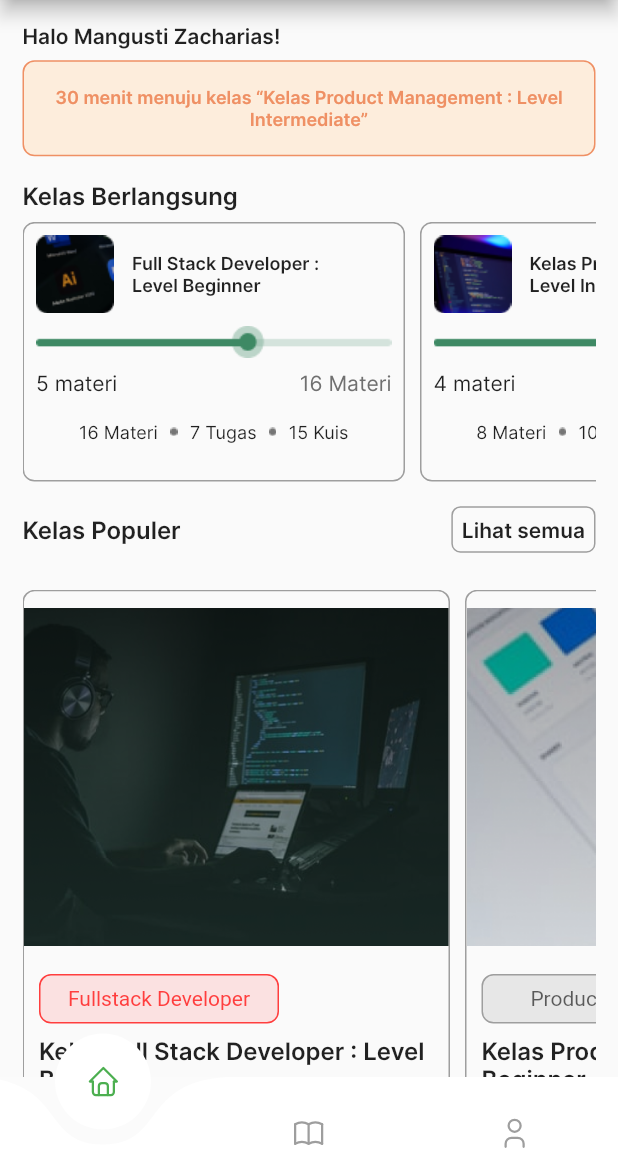
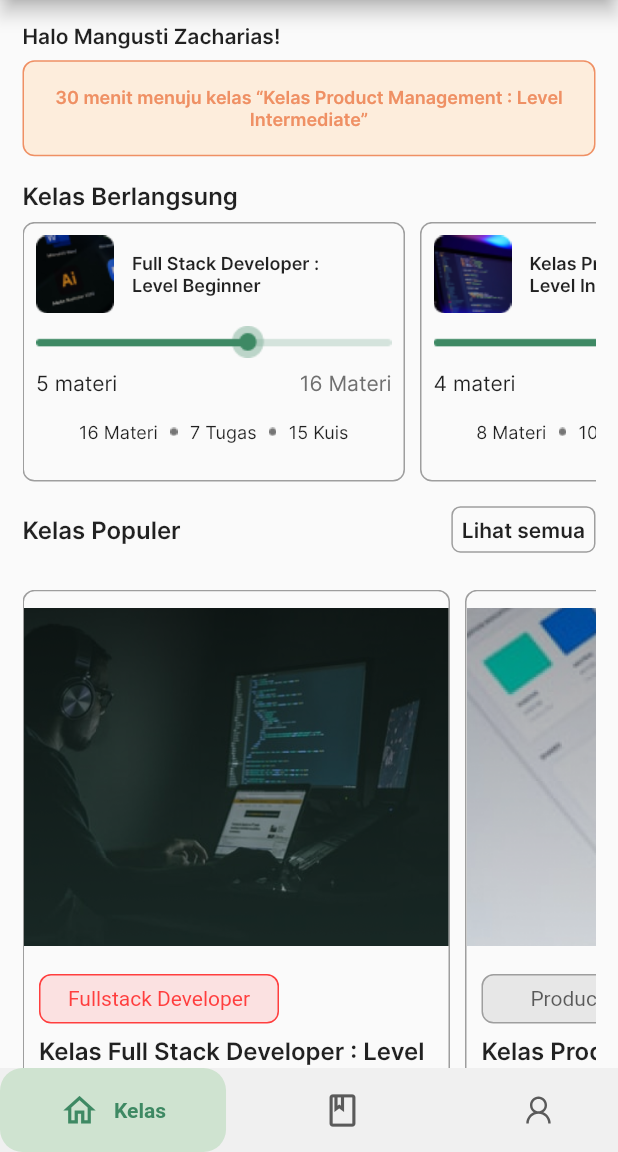
Before and after one commit to IGustiFajar/3G-PAPB, a Flutter app: the BerandaPage screen opened by its route, on a phone screen of 412 x 824 dp, the part 84-1236 px from its top. Run offline on Flutter 3.47's test engine with Material 2 defaults, Android fonts, the phone set to English and light mode, and no system bars; drawn by our look-alikes of curved_navigation_bar, google_nav_bar; our stand-ins replace flutter_screenutil, flutter_svg, get, line_icons, persistent_bottom_nav_bar, rflutter_alert and 1 more.

Commit message:
Update bottomNavigationBar

```diff
--- a/edutech/lib/pages/BerandaPage.dart
+++ b/edutech/lib/pages/BerandaPage.dart
@@ -1,9 +1,15 @@
 import 'package:edutech/pages/profilePage.dart';
+import 'package:edutech/pages/BerandaPage.dart';
+import 'package:google_nav_bar/google_nav_bar.dart';
 import 'package:flutter/material.dart';
 import 'package:flutter_svg/flutter_svg.dart';
 import 'package:curved_navigation_bar/curved_navigation_bar.dart';
 import 'package:edutech/pages/kelasPage.dart';
 import 'package:get/get.dart';
+import 'package:http/http.dart';
+import 'package:line_icons/line_icons.dart';
+import 'package:line_icons/line_icon.dart';
+import 'package:persistent_bottom_nav_bar/persistent_tab_view.dart';
 
 class BerandaPage extends StatelessWidget {
   const BerandaPage({super.key});
@@ -161,8 +167,8 @@ class BerandaPage extends StatelessWidget {
                     children: <Widget>[
                       Text(
                         'Halo Mangusti Zacharias!',
-                      style:
-                          TextStyle(fontSize: 14, fontFamily: "InterSemiBold"),
+                        style: TextStyle(
+                            fontSize: 14, fontFamily: "InterSemiBold"),
                       ),
                       SizedBox(
                         height: bodyHeight * 0.01,
@@ -196,8 +202,8 @@ class BerandaPage extends StatelessWidget {
                       ),
                       Text(
                         'Kelas Berlangsung',
-                      style:
-                          TextStyle(fontSize: 16, fontFamily: 'InterSemiBold'),
+                        style: TextStyle(
+                            fontSize: 16, fontFamily: 'InterSemiBold'),
                       ),
                       SizedBox(
                         height: bodyHeight * 0.02,
@@ -242,13 +248,14 @@ class BerandaPage extends StatelessWidget {
                             child: Container(
                               padding: EdgeInsets.all(6),
                               decoration: BoxDecoration(
-                              border: Border.all(color: Colors.grey, width: 1),
+                                border:
+                                    Border.all(color: Colors.grey, width: 1),
                                 borderRadius: BorderRadius.circular(4),
                               ),
                               child: Text(
                                 'Lihat semua',
-                              style:
-                                  TextStyle(fontSize: 14, fontFamily: 'Inter'),
+                                style: TextStyle(
+                                    fontSize: 14, fontFamily: 'Inter'),
                               ),
                             ),
                           ),
@@ -265,8 +272,8 @@ class BerandaPage extends StatelessWidget {
                           itemBuilder: ((context, index) {
                             return ListTile(
                               leading: CircleAvatar(),
-                            title:
-                                Text('Ini adalah Banner Kelas Populer ApSkil'),
+                              title: Text(
+                                  'Ini adalah Banner Kelas Populer ApSkil'),
                             );
                           }),
                         ),
@@ -295,8 +302,8 @@ class BerandaPage extends StatelessWidget {
                     children: <Widget>[
                       Text(
                         'Halo Mangusti Zacharias!',
-                      style:
-                          TextStyle(fontSize: 14, fontFamily: "InterSemiBold"),
+                        style: TextStyle(
+                            fontSize: 14, fontFamily: "InterSemiBold"),
                       ),
                       SizedBox(
                         height: bodyHeight * 0.01,
@@ -330,8 +337,8 @@ class BerandaPage extends StatelessWidget {
                       ),
                       Text(
                         'Kelas Berlangsung',
-                      style:
-                          TextStyle(fontSize: 16, fontFamily: 'InterSemiBold'),
+                        style: TextStyle(
+                            fontSize: 16, fontFamily: 'InterSemiBold'),
                       ),
                       SizedBox(
                         height: bodyHeight * 0.01,
@@ -358,7 +365,8 @@ class BerandaPage extends StatelessWidget {
                                           width: 400,
                                           child: Row(
                                             children: [
-                                            Image.asset('images/kelasBer2.png'),
+                                              Image.asset(
+                                                  'images/kelasBer2.png'),
                                               SizedBox(width: 12),
                                               Column(
                                                 crossAxisAlignment:
@@ -449,7 +457,8 @@ class BerandaPage extends StatelessWidget {
                                           width: 400,
                                           child: Row(
                                             children: [
-                                            Image.asset('images/kelasBer.png'),
+                                              Image.asset(
+                                                  'images/kelasBer.png'),
                                               SizedBox(width: 12),
                                               Column(
                                                 crossAxisAlignment:
@@ -540,7 +549,8 @@ class BerandaPage extends StatelessWidget {
                                           width: 400,
                                           child: Row(
                                             children: [
-                                            Image.asset('images/kelasBer3.png'),
+                                              Image.asset(
+                                                  'images/kelasBer3.png'),
                                               SizedBox(width: 12),
                                               Column(
                                                 crossAxisAlignment:
@@ -634,7 +644,8 @@ class BerandaPage extends StatelessWidget {
                             child: Container(
                               padding: EdgeInsets.all(6),
                               decoration: BoxDecoration(
-                              border: Border.all(color: Colors.grey, width: 1),
+                                border:
+                                    Border.all(color: Colors.grey, width: 1),
                                 borderRadius: BorderRadius.circular(6),
                               ),
                               child: Text(
@@ -674,8 +685,8 @@ class BerandaPage extends StatelessWidget {
                                             child: Image.asset(
                                                 'images/imagePop.png'))),
                                     Padding(
-                                    padding:
-                                        const EdgeInsets.only(left: 10, top: 8),
+                                      padding: const EdgeInsets.only(
+                                          left: 10, top: 8),
                                       child: Container(
                                         alignment: Alignment.center,
                                         height: bodyHeight * 0.04,
@@ -686,8 +697,8 @@ class BerandaPage extends StatelessWidget {
                                             border: Border.all(
                                                 color: Color.fromARGB(
                                                     255, 255, 62, 62)),
-                                          color:
-                                              Color.fromARGB(34, 255, 62, 62)),
+                                            color: Color.fromARGB(
+                                                34, 255, 62, 62)),
                                         child: Text(
                                           'Fullstack Developer',
                                           style: TextStyle(
@@ -697,8 +708,8 @@ class BerandaPage extends StatelessWidget {
                                       ),
                                     ),
                                     Padding(
-                                    padding:
-                                        const EdgeInsets.only(left: 10, top: 8),
+                                      padding: const EdgeInsets.only(
+                                          left: 10, top: 8),
                                       child: Text(
                                         'Kelas Full Stack Developer : Level Beginner',
                                         style: TextStyle(
@@ -707,8 +718,8 @@ class BerandaPage extends StatelessWidget {
                                       ),
                                     ),
                                     Padding(
-                                    padding:
-                                        const EdgeInsets.only(left: 10, top: 8),
+                                      padding: const EdgeInsets.only(
+                                          left: 10, top: 8),
                                       child: IntrinsicHeight(
                                         child: Row(
                                           children: [
@@ -739,8 +750,8 @@ class BerandaPage extends StatelessWidget {
                                       child: Text(
                                         'Rp. 0',
                                         style: TextStyle(
-                                          color:
-                                              Color.fromARGB(255, 255, 62, 62),
+                                            color: Color.fromARGB(
+                                                255, 255, 62, 62),
                                             fontFamily: "InterSemiBold",
                                             fontSize: 16),
                                       ),
@@ -770,8 +781,8 @@ class BerandaPage extends StatelessWidget {
                                               'images/imagePop2.png',
                                             ))),
                                     Padding(
-                                    padding:
-                                        const EdgeInsets.only(left: 10, top: 8),
+                                      padding: const EdgeInsets.only(
+                                          left: 10, top: 8),
                                       child: Container(
                                         alignment: Alignment.center,
                                         height: bodyHeight * 0.04,
@@ -791,8 +802,8 @@ class BerandaPage extends StatelessWidget {
                                       ),
                                     ),
                                     Padding(
-                                    padding:
-                                        const EdgeInsets.only(left: 10, top: 8),
+                                      padding: const EdgeInsets.only(
+                                          left: 10, top: 8),
                                       child: Text(
                                         'Kelas Product Management : Level Beginner',
                                         style: TextStyle(
@@ -801,8 +812,8 @@ class BerandaPage extends StatelessWidget {
                                       ),
                                     ),
                                     Padding(
-                                    padding:
-                                        const EdgeInsets.only(left: 10, top: 8),
+                                      padding: const EdgeInsets.only(
+                                          left: 10, top: 8),
                                       child: IntrinsicHeight(
                                         child: Row(
                                           children: [
@@ -833,8 +844,8 @@ class BerandaPage extends StatelessWidget {
                                       child: Text(
                                         'Rp. 0',
                                         style: TextStyle(
-                                          color:
-                                              Color.fromARGB(255, 255, 62, 62),
+                                            color: Color.fromARGB(
+                                                255, 255, 62, 62),
                                             fontFamily: "InterSemiBold",
                                             fontSize: 16),
                                       ),
@@ -865,8 +876,8 @@ class BerandaPage extends StatelessWidget {
                                               'images/imagePop3.png',
                                             ))),
                                     Padding(
-                                    padding:
-                                        const EdgeInsets.only(left: 10, top: 8),
+                                      padding: const EdgeInsets.only(
+                                          left: 10, top: 8),
                                       child: Container(
                                         alignment: Alignment.center,
                                         height: bodyHeight * 0.04,
@@ -877,8 +888,8 @@ class BerandaPage extends StatelessWidget {
                                             border: Border.all(
                                                 color: Color.fromARGB(
                                                     255, 62, 137, 99)),
-                                          color:
-                                              Color.fromARGB(36, 62, 137, 99)),
+                                            color: Color.fromARGB(
+                                                36, 62, 137, 99)),
                                         child: Text(
                                           'UI/UX Designer',
                                           style: TextStyle(
@@ -888,8 +899,8 @@ class BerandaPage extends StatelessWidget {
                                       ),
                                     ),
                                     Padding(
-                                    padding:
-                                        const EdgeInsets.only(left: 10, top: 8),
+                                      padding: const EdgeInsets.only(
+                                          left: 10, top: 8),
                                       child: Text(
                                         'Kelas Product Management : Level Beginner',
                                         style: TextStyle(
@@ -898,8 +909,8 @@ class BerandaPage extends StatelessWidget {
                                       ),
                                     ),
                                     Padding(
-                                    padding:
-                                        const EdgeInsets.only(left: 10, top: 8),
+                                      padding: const EdgeInsets.only(
+                                          left: 10, top: 8),
                                       child: IntrinsicHeight(
                                         child: Row(
                                           children: [
@@ -930,8 +941,8 @@ class BerandaPage extends StatelessWidget {
                                       child: Text(
                                         'Rp. 0',
                                         style: TextStyle(
-                                          color:
-                                              Color.fromARGB(255, 255, 62, 62),
+                                            color: Color.fromARGB(
+                                                255, 255, 62, 62),
                                             fontFamily: "InterSemiBold",
                                             fontSize: 16),
                                       ),
@@ -965,8 +976,8 @@ class BerandaPage extends StatelessWidget {
                       SizedBox(height: bodyHeight * 0.02),
                       Text(
                         'Cari lebih banyak kelas',
-                      style:
-                          TextStyle(fontSize: 16, fontFamily: 'InterSemiBold'),
+                        style: TextStyle(
+                            fontSize: 16, fontFamily: 'InterSemiBold'),
                       ),
                       SizedBox(height: bodyHeight * 0.03),
                       Row(
@@ -999,8 +1010,8 @@ class BerandaPage extends StatelessWidget {
                                 color: Color.fromARGB(19, 0, 0, 0)),
                             child: Text(
                               'Product Management',
-                            style:
-                                TextStyle(color: Color.fromARGB(157, 0, 0, 0)),
+                              style: TextStyle(
+                                  color: Color.fromARGB(157, 0, 0, 0)),
                             ),
                           ),
                         ],
@@ -1026,7 +1037,8 @@ class BerandaPage extends StatelessWidget {
                                 Container(
                                   child: Column(
                                     mainAxisAlignment: MainAxisAlignment.start,
-                                  crossAxisAlignment: CrossAxisAlignment.start,
+                                    crossAxisAlignment:
+                                        CrossAxisAlignment.start,
                                     children: <Widget>[
                                       SizedBox(
                                         height: bodyHeight * 0.01,
@@ -1041,8 +1053,8 @@ class BerandaPage extends StatelessWidget {
                                             border: Border.all(
                                                 color: Color.fromARGB(
                                                     255, 62, 137, 99)),
-                                          color:
-                                              Color.fromARGB(41, 32, 235, 25)),
+                                            color: Color.fromARGB(
+                                                41, 32, 235, 25)),
                                         child: Text(
                                           'UI/UX',
                                           style: TextStyle(
@@ -1084,8 +1096,8 @@ class BerandaPage extends StatelessWidget {
                                               style: TextStyle(
                                                   fontSize: 12,
                                                   color: Colors.black54,
-                                                decoration:
-                                                    TextDecoration.lineThrough),
+                                                  decoration: TextDecoration
+                                                      .lineThrough),
                                             ),
                                           )
                                         ],
@@ -1112,7 +1124,8 @@ class BerandaPage extends StatelessWidget {
                                                 ),
                                                 Text(
                                                   '4.5',
-                                                style: TextStyle(fontSize: 14),
+                                                  style:
+                                                      TextStyle(fontSize: 14),
                                                 ),
                                               ],
                                             ),
@@ -1177,7 +1190,8 @@ class BerandaPage extends StatelessWidget {
                                 Container(
                                   child: Column(
                                     mainAxisAlignment: MainAxisAlignment.start,
-                                  crossAxisAlignment: CrossAxisAlignment.start,
+                                    crossAxisAlignment:
+                                        CrossAxisAlignment.start,
                                     children: <Widget>[
                                       SizedBox(
                                         height: bodyHeight * 0.01,
@@ -1192,8 +1206,8 @@ class BerandaPage extends StatelessWidget {
                                             border: Border.all(
                                                 color: Color.fromARGB(
                                                     255, 62, 137, 99)),
-                                          color:
-                                              Color.fromARGB(41, 32, 235, 25)),
+                                            color: Color.fromARGB(
+                                                41, 32, 235, 25)),
                                         child: Text(
                                           'UI/UX',
                                           style: TextStyle(
@@ -1235,8 +1249,8 @@ class BerandaPage extends StatelessWidget {
                                               style: TextStyle(
                                                   fontSize: 12,
                                                   color: Colors.black54,
-                                                decoration:
-                                                    TextDecoration.lineThrough),
+                                                  decoration: TextDecoration
+                                                      .lineThrough),
                                             ),
                                           )
                                         ],
@@ -1318,48 +1332,50 @@ class BerandaPage extends StatelessWidget {
                   ),
           ),
         ),
-      bottomNavigationBar: CurvedNavigationBar(
-        height: 50,
-        animationCurve: Curves.easeInOutCubic,
-        backgroundColor: Colors.white10,
-        color: Colors.white,
-        items: <Widget>[
-          IconButton(
+        bottomNavigationBar: GNav(
+            backgroundColor: Color.fromARGB(17, 107, 107, 107),
+            rippleColor: Color.fromARGB(
+                255, 62, 137, 99), // tab button ripple color when pressed
+            hoverColor:
+                Color.fromARGB(59, 62, 137, 99), // tab button hover color
+            haptic: true, // haptic feedback
+            tabBorderRadius: 15,
+            // tabActiveBorder: Border.all(
+            //     color: Color.fromARGB(255, 62, 137, 99),
+            //     width: 1), // tab button border
+            curve: Curves.easeInToLinear, // tab animation curves
+            duration: Duration(milliseconds: 100), // tab animation duration
+            gap: 10, // the tab button gap between icon and text
+            color: Color.fromARGB(255, 90, 90, 90), // unselected icon color
+            activeColor: Color.fromARGB(
+                255, 62, 137, 99), // selected icon and text color
+            iconSize: 26, // tab button icon size
+            tabBackgroundColor: Color.fromARGB(28, 76, 175, 79)
+                .withOpacity(0.2), // selected tab background color
+            padding: EdgeInsets.symmetric(
+                horizontal: 40, vertical: 15), // navigation bar padding
+            tabs: [
+              GButton(
                 onPressed: () {
-              final data = Get.toNamed('/beranda');
-              print(data);
+                  Get.toNamed('/beranda');
                 },
-            icon: SvgPicture.asset(
-              'images/home.svg',
-              color: Colors.green,
-              alignment: Alignment.center,
+                icon: Icons.home_outlined,
+                text: 'Kelas',
               ),
+              GButton(
+                onPressed: () {
+                  Get.toNamed('/kelas');
+                },
+                icon: Icons.book_outlined,
+                text: 'Kelas',
               ),
-          IconButton(
+              GButton(
                 onPressed: () {
-              final data = Get.toNamed('/kelas');
-              print(data);
+                  Get.toNamed('/profil');
                 },
-            icon: SvgPicture.asset(
-              'images/book.svg',
-              color: Colors.grey,
-              alignment: Alignment.center,
+                icon: LineIcons.user,
+                text: 'Profil',
               ),
-          ),
-          IconButton(
-            onPressed: () {
-              final data = Get.toNamed('/profil');
-              print(data);
-            },
-            icon: SvgPicture.asset(
-              'images/user.svg',
-              color: Colors.grey,
-              alignment: Alignment.center,
-            ),
-          ),
-        ],
-        onTap: (index) {},
-      ),
-    );
+            ]));
   }
 }
--- a/edutech/pubspec.yaml
+++ b/edutech/pubspec.yaml
@@ -38,6 +38,10 @@ dependencies:
   sliding_up_panel: ^2.0.0+1
   rflutter_alert: ^2.0.4
 
+  google_nav_bar: ^5.0.6
+  line_icons: ^2.0.1
+  persistent_bottom_nav_bar: ^5.0.2
+
 
   # The following adds the Cupertino Icons font to your application.
   # Use with the CupertinoIcons class for iOS style icons.
@@ -55,6 +59,7 @@ flutter_icons:
   android: "launcher_icon"
   ios: true
   image_path: "images/logo.png"
+
   min_sdk_android: 21 # android min sdk min:16, default 21
   # web:
   #   generate: true
```
Also changed, not shown: edutech/images/homeButton.png (added), edutech/pubspec.lock. Lines whose indentation alone changed are shown as unchanged.
